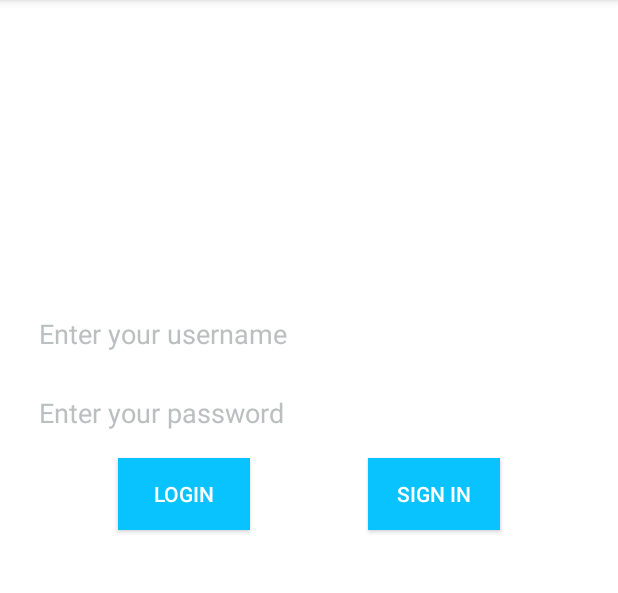
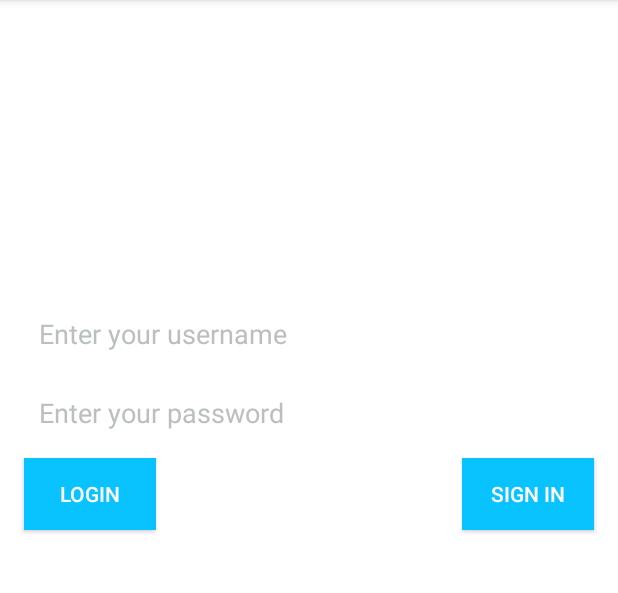
Before and after one commit to AlexAntohi/ChallengeApp, an Android app: the screen it shows after launch (MainActivity), on a phone screen of 412 x 824 dp, the part 84-677 px from its top. Run offline under Robolectric (Android 15) with nearby library versions, the phone set to English and light mode, and no system bars; our stand-ins replace Room's generated code.

Commit message:
Added functionality for login button

```diff
--- a/app/src/main/java/com/example/challengeapp/data/UserRepository.kt
+++ b/app/src/main/java/com/example/challengeapp/data/UserRepository.kt
@@ -4,6 +4,7 @@ import com.example.challengeapp.ApplicationController
 import com.example.challengeapp.data.models.User
 import com.example.challengeapp.data.tasks.DeleteUsersTask
 import com.example.challengeapp.data.tasks.GetAllUsersTask
+import com.example.challengeapp.data.tasks.GetByUsernameAndPasswordTask
 import com.example.challengeapp.data.tasks.GetByUsernameTask
 import com.example.challengeapp.data.tasks.InsertUsersTask
 
@@ -41,5 +42,9 @@ class UserRepository () {
     {
         GetByUsernameTask(userDatabase,listener).execute(username)
     }
+    fun getUsersByUsernameAndPassword(username: String,password: String,listener: OnGetListener)
+    {
+        GetByUsernameAndPasswordTask(userDatabase,listener).execute(Pair(username,password))
+    }
 
 }
--- a/app/src/main/java/com/example/challengeapp/data/dao/UserDao.kt
+++ b/app/src/main/java/com/example/challengeapp/data/dao/UserDao.kt
@@ -13,6 +13,8 @@ interface UserDao {
     fun getAll(): List<User>?
     @Query("SELECT * FROM user WHERE username = :username")
     fun getAllByUsername(username: String): List<User>?
+    @Query("SELECT * FROM user WHERE username = :username AND password = :password ")
+    fun getAllByUsernameAndPassword(username: String,password: String): List<User>?
     @Insert
     fun insert(user: User?)
 
--- a/app/src/main/res/layout/activity_main.xml
+++ b/app/src/main/res/layout/activity_main.xml
@@ -46,15 +46,14 @@
         android:id="@+id/loginButton"
         android:layout_width="wrap_content"
         android:layout_height="wrap_content"
+        android:layout_marginTop="8dp"
+        android:layout_marginStart="16dp"
+        android:background="@drawable/button_state"
         android:padding="10dp"
         android:text="@string/loginButton"
-        android:layout_marginTop="8dp"
-        app:layout_constraintEnd_toStartOf="@+id/signInButton"
-        app:layout_constraintHorizontal_bias="0.5"
+        android:textColor="@drawable/text_selector"
         app:layout_constraintStart_toStartOf="parent"
-        app:layout_constraintTop_toBottomOf="@id/passwordEditText"
-        android:textColor="@drawable/text_selector"
-        android:background="@drawable/button_state"/>
+        app:layout_constraintTop_toBottomOf="@id/passwordEditText" />
 
     <androidx.appcompat.widget.AppCompatButton
         android:id="@+id/signInButton"
@@ -63,10 +62,11 @@
         android:padding="10dp"
         android:text="@string/signInButton"
         android:layout_marginTop="8dp"
+        android:layout_marginEnd="16dp"
+        android:layout_gravity="end"
+        android:textColor="@drawable/text_selector"
+        android:background="@drawable/button_state"
         app:layout_constraintEnd_toEndOf="parent"
-        app:layout_constraintHorizontal_bias="0.5"
-        app:layout_constraintStart_toEndOf="@+id/loginButton"
         app:layout_constraintTop_toBottomOf="@id/passwordEditText"
-        android:textColor="@drawable/text_selector"
-        android:background="@drawable/button_state"/>
+        />
 </androidx.constraintlayout.widget.ConstraintLayout>
--- a/app/src/main/res/values/strings.xml
+++ b/app/src/main/res/values/strings.xml
@@ -6,4 +6,6 @@
     <string name="signInButton">Sign In</string>
     <string name="error_required">Required field!</string>
     <string name="error_already_exists">The username already exists</string>
+    <string name="error_does_not_exist">The username does not exist</string>
+    <string name="error_wrong_password">The password is not correct</string>
 </resources>
```
Also changed, not shown: app/src/main/java/com/example/challengeapp/MainActivity.kt (+65 -2 lines), app/src/main/java/com/example/challengeapp/data/tasks/GetByUsernameAndPasswordTask.kt (added, +20 -0 lines).
